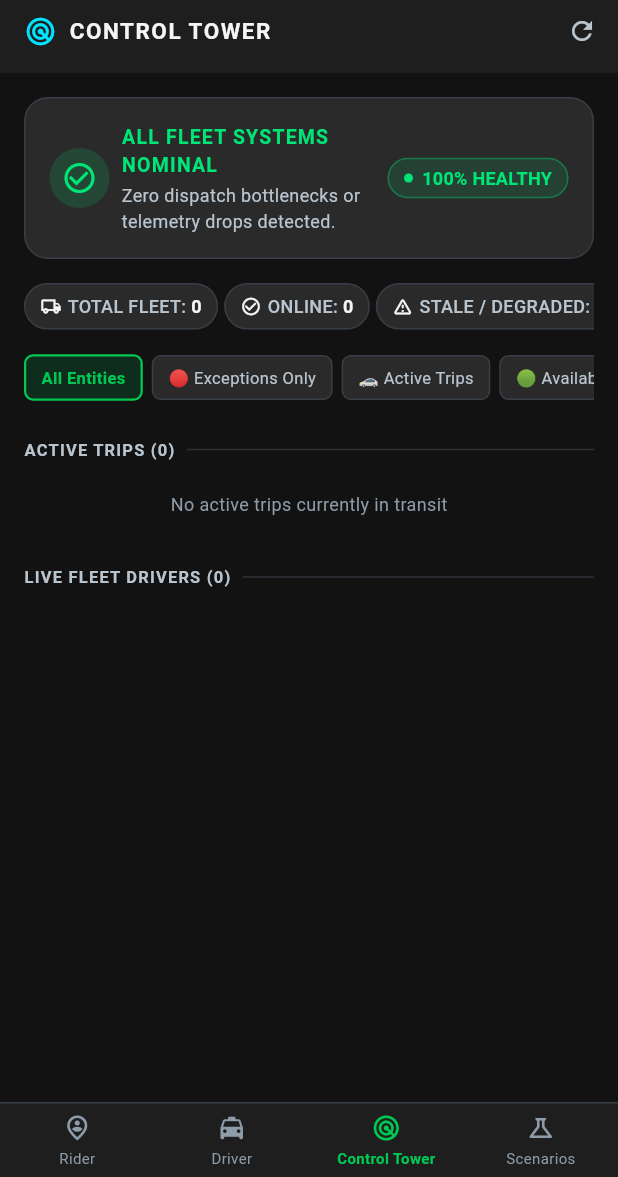
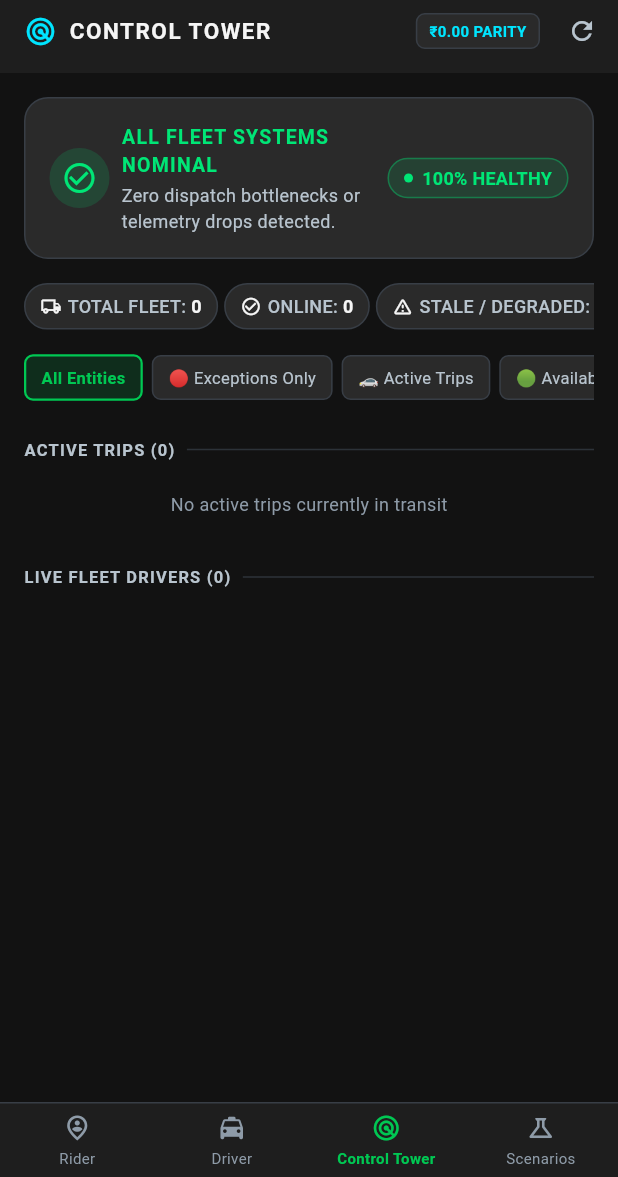
Before and after one commit to vaayubharat330-cpu/Vaayu, a Flutter app: the screen it shows after launch, item 3 of the bottom bar chosen, on a phone screen of 412 x 824 dp, the part 59-1236 px from its top. Run offline on Flutter 3.47's test engine with Material 3 defaults, Android fonts, the phone set to English and light mode, and no system bars; our stand-ins replace camera, dio, flutter_secure_storage; missing offline and left inert: google_mlkit_text_recognition; network calls fail.

Commit message:
Restore operations ledger parity status indicator

```diff
--- a/apps/mobile/lib/presentation/screens/operations/operations_dashboard_screen.dart
+++ b/apps/mobile/lib/presentation/screens/operations/operations_dashboard_screen.dart
@@ -34,7 +34,7 @@ class _OperationsDashboardScreenState extends State<OperationsDashboardScreen> {
     final colors = Theme.of(context).extension<VaayuColors>() ?? VaayuColors.dark;
     return AnimatedBuilder(animation: widget.controller, builder: (context, _) {
       final alerts = widget.controller.prioritizedAlerts; final summary = widget.controller.fleetSummaryState.data; final drivers = widget.controller.driversState.data ?? []; final trips = widget.controller.activeTripsState.data ?? []; final filter = widget.controller.activeFilter; final isRefreshing = widget.controller.isRefreshing;
-      return Scaffold(backgroundColor: colors.background, appBar: AppBar(backgroundColor: colors.surface, elevation: 0, title: Row(children: [Icon(Icons.radar_rounded, color: colors.secondary, size: 22), const SizedBox(width: 8), Text('CONTROL TOWER', style: TextStyle(color: colors.textPrimary, fontWeight: FontWeight.bold, letterSpacing: 1.0, fontSize: 15))]), actions: [IconButton(key: const Key('btn_ops_refresh'), icon: isRefreshing ? SizedBox(width: 16, height: 16, child: CircularProgressIndicator(strokeWidth: 2, color: colors.primary)) : Icon(Icons.refresh, color: colors.textSecondary, size: 20), onPressed: isRefreshing ? null : widget.controller.refresh)]), body: RefreshIndicator(color: colors.primary, backgroundColor: colors.surfaceElevated, onRefresh: widget.controller.refresh, child: ListView(padding: const EdgeInsets.all(VaayuSpacing.md), children: [
+      return Scaffold(backgroundColor: colors.background, appBar: AppBar(backgroundColor: colors.surface, elevation: 0, title: Row(children: [Icon(Icons.radar_rounded, color: colors.secondary, size: 22), const SizedBox(width: 8), Text('CONTROL TOWER', style: TextStyle(color: colors.textPrimary, fontWeight: FontWeight.bold, letterSpacing: 1.0, fontSize: 15))]), actions: [Container(margin: const EdgeInsets.only(right: 4), padding: const EdgeInsets.symmetric(horizontal: 8, vertical: 4), decoration: BoxDecoration(color: colors.surfaceElevated, borderRadius: BorderRadius.circular(VaayuRadius.sm), border: Border.all(color: colors.border)), child: Text('₹0.00 PARITY', style: TextStyle(color: colors.secondary, fontSize: 10, fontWeight: FontWeight.bold))), IconButton(key: const Key('btn_ops_refresh'), icon: isRefreshing ? SizedBox(width: 16, height: 16, child: CircularProgressIndicator(strokeWidth: 2, color: colors.primary)) : Icon(Icons.refresh, color: colors.textSecondary, size: 20), onPressed: isRefreshing ? null : widget.controller.refresh)]), body: RefreshIndicator(color: colors.primary, backgroundColor: colors.surfaceElevated, onRefresh: widget.controller.refresh, child: ListView(padding: const EdgeInsets.all(VaayuSpacing.md), children: [
         OperationsIncidentWall(alerts: alerts, onAssignDriver: (id) => _openInterventionDialog(id, initialAction: OperatorActionType.assignDriver), onRedispatch: (id) => _openInterventionDialog(id), onCancelOverride: (id) => _openInterventionDialog(id, initialAction: OperatorActionType.cancelOverride)),
         const SizedBox(height: VaayuSpacing.md), OperationsFleetStatusBar(summary: summary, activeFilter: filter, onFilterChanged: widget.controller.setFilter), const SizedBox(height: VaayuSpacing.md),
         if (filter == OperationsFilter.exceptionsOnly) ...[_sectionHeader('STALLED / AT-RISK TRIPS (${trips.length})', colors), const SizedBox(height: VaayuSpacing.xs), if (trips.isEmpty) _empty('Zero stalled trips', colors) else ...trips.map(_tripCard)]
```
